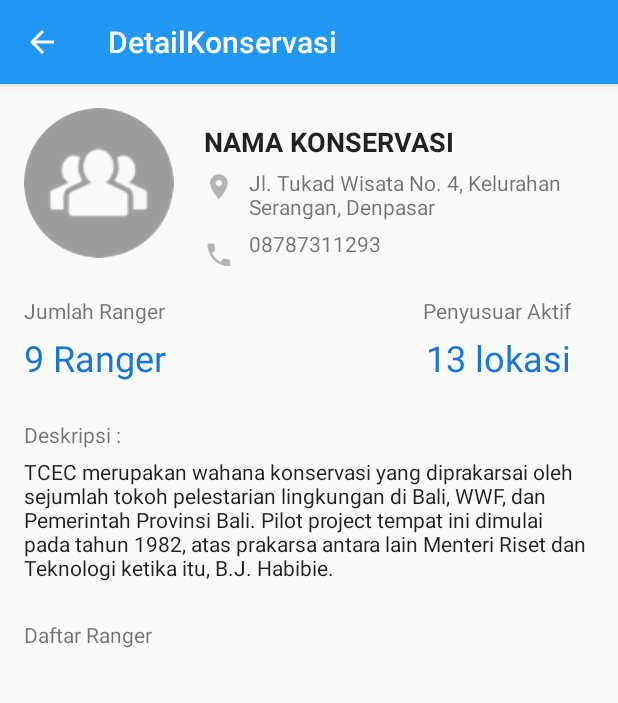
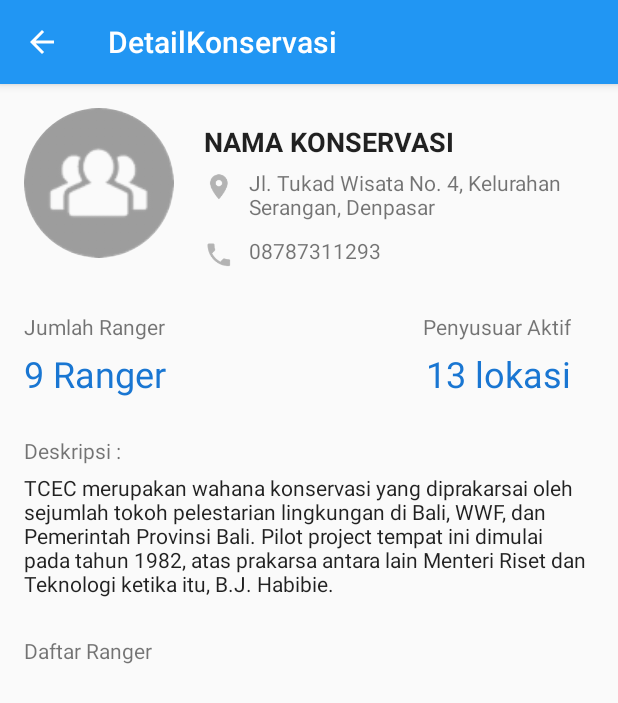
Before and after one commit to ghiyatshanif/TemanNelayan, an Android app: the DetailKonservasi screen opened directly, with no data from a screen before it, on a phone screen of 412 x 824 dp. Shown: the top 703 px of the screen. Run offline under Robolectric (Android 15) with nearby library versions, the phone set to English and light mode, and no system bars; our stand-ins replace ButterKnife, CircleImageView; libraries missing offline, so code that uses them is left out: io.realm; pictures from the network do not load; 4 statements that could not run were skipped.

Commit message:
added icon launcher

```diff
--- a/app/src/main/AndroidManifest.xml
+++ b/app/src/main/AndroidManifest.xml
@@ -14,7 +14,7 @@
     <application
         android:name=".App.AppController"
         android:allowBackup="true"
-        android:icon="@mipmap/ic_launcher"
+        android:icon="@drawable/penyu_logo"
         android:label="@string/app_name"
         android:theme="@style/MyNavigationDrawerTheme" >
         <activity
--- a/app/src/main/res/layout/activity_detail_konservasi.xml
+++ b/app/src/main/res/layout/activity_detail_konservasi.xml
@@ -62,7 +62,8 @@
         android:id="@+id/phoneText"
         android:textColor="@color/secondary_text_default_material_light"
         android:layout_toRightOf="@id/place_icon"
-        android:layout_marginTop="5dp"
+        android:layout_marginTop="10dp"
+        android:layout_alignBottom="@id/phone_icon"
         android:layout_marginLeft="10dp"
         android:layout_below="@id/alamatText"
         android:text="08787311293"
```
Also changed, not shown: app/src/main/res/drawable-hdpi/penyu_logo.png (added), app/src/main/res/drawable-ldpi/penyu_logo.png (added), app/src/main/res/drawable-mdpi/penyu_logo.png (added), app/src/main/res/drawable-xhdpi/penyu_logo.png (added), app/src/main/res/drawable-xxhdpi/penyu_logo.png (added), app/src/main/res/drawable-xxxhdpi/penyu_logo.png (added).
